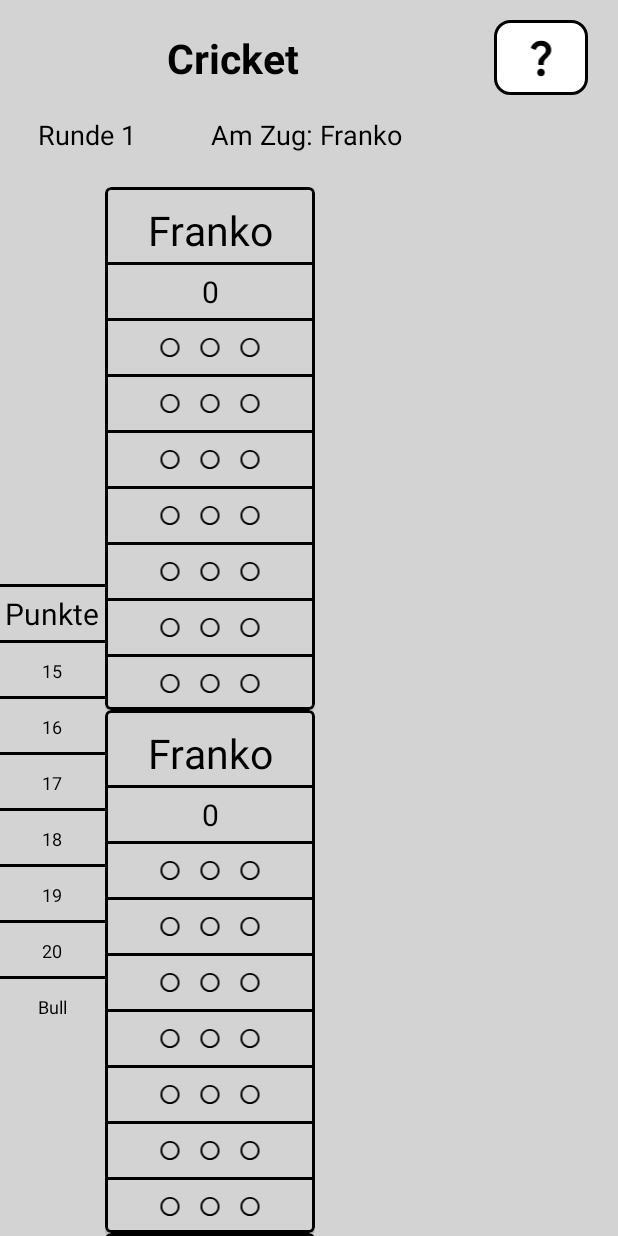
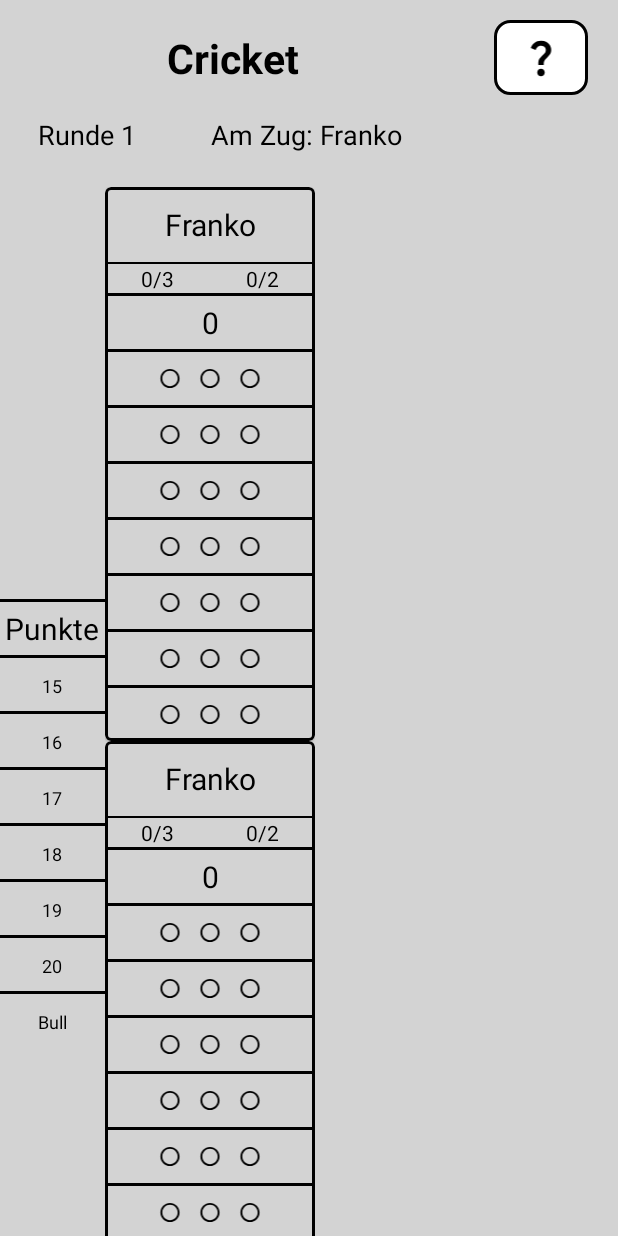
Before and after one commit to Vlntin/Dartoli_Dart, an Android app: the layout activity_cricket.xml on its own in the app's theme, with its tools: preview values and no code run, on a phone screen of 412 x 824 dp. Run offline under Robolectric (Android 15) with nearby library versions, the phone set to English and light mode, and no system bars.

Commit message:
Show actual set and leg information on the ui

```diff
--- a/app/src/main/java/com/example/dartoli/activities/CricketActivity.kt
+++ b/app/src/main/java/com/example/dartoli/activities/CricketActivity.kt
@@ -57,7 +57,7 @@ class CricketActivity : AppCompatActivity() {
         for (counter in 0..player_id_array!!.size - 1){
             for (player in players_dataset){
                 if(player.id == player_id_array[counter]){
-                    playingPlayers.add(CricketPlayer(player.playerName, 0, 0,0,0,0,0,0,0, false, false, false, false, false, false, false, 0, 0))
+                    playingPlayers.add(CricketPlayer(player.playerName, 0, 0,0,0,0,0,0,0, false, false, false, false, false, false, false, 0, legs, 0, sets))
                 }
             }
         }
--- a/app/src/main/java/com/example/dartoli/adapter/PlayerStatusAdapter.kt
+++ b/app/src/main/java/com/example/dartoli/adapter/PlayerStatusAdapter.kt
@@ -144,6 +144,9 @@ class PlayerStatusAdapter(var datalist:ArrayList<CricketPlayer>):RecyclerView.Ad
             if(player.nineteensClosed) binding.nineteenPointsLayout.setBackgroundResource(R.color.red)
             if(player.twentiesClosed) binding.twentyPointsLayout.setBackgroundResource(R.color.red)
             if(player.bullsClosed) binding.bullPointsLayout.setBackgroundResource(R.color.red)
+
+            binding.tvLegs.setText(player.won_legs.toString() + "/" + player.needed_legs)
+            binding.tvSets.setText(player.won_sets.toString() + "/" + player.needed_sets)
         }
     }
 
--- a/app/src/main/java/com/example/dartoli/model/CricketPlayer.kt
+++ b/app/src/main/java/com/example/dartoli/model/CricketPlayer.kt
@@ -18,7 +18,7 @@ data class CricketPlayer(
     var twentiesClosed: Boolean,
     var bullsClosed: Boolean,
     var won_legs : Int,
-    var won_sets: Int
-
-
+    var needed_legs : Int,
+    var won_sets: Int,
+    var needed_sets: Int
 )
--- a/app/src/main/res/layout/activity_cricket.xml
+++ b/app/src/main/res/layout/activity_cricket.xml
@@ -92,7 +92,7 @@
             android:layout_width="70dp"
             xmlns:app="http://schemas.android.com/apk/res-auto"
             android:id="@+id/layout_id"
-            android:layout_marginTop="7dp">
+            android:layout_marginTop="17dp">
 
             <TextView
                 android:id="@+id/tv_playername"
--- a/app/src/main/res/layout/list_item.xml
+++ b/app/src/main/res/layout/list_item.xml
@@ -14,6 +14,11 @@
     xmlns:app="http://schemas.android.com/apk/res-auto"
     android:id="@+id/layout_id">
 
+    <LinearLayout
+        android:id="@+id/layout_playername"
+        android:layout_width="match_parent"
+        android:layout_height="wrap_content"
+        android:orientation="vertical">
         <TextView
             android:id="@+id/tv_playername"
             android:layout_width="match_parent"
@@ -21,16 +26,41 @@
             android:text="Franko"
             android:gravity="center"
             android:textColor="@color/black"
-        android:textSize="@dimen/big_title_size"
-        android:paddingBottom="10dp"
-        android:paddingTop="10dp"
+            android:textSize="20sp"
             app:layout_constraintTop_toTopOf="@+id/layout_id"/>
+        <View
+            android:id="@+id/playername_leg_info_seperator"
+            android:layout_width="match_parent"
+            android:layout_height="1dp"
+            android:background="@color/black"/>
+        <LinearLayout
+            android:layout_width="match_parent"
+            android:layout_height="wrap_content"
+            android:orientation="horizontal">
+            <TextView
+                android:id="@+id/tv_legs"
+            android:layout_width="70dp"
+            android:layout_height="wrap_content"
+                android:layout_gravity="center"
+                android:gravity="center"
+                android:text="0/3"
+                android:textColor="@color/black"/>
+            <TextView
+                android:id="@+id/tv_sets"
+                android:layout_width="70dp"
+                android:layout_height="wrap_content"
+                android:layout_gravity="center"
+                android:gravity="center"
+                android:text="0/2"
+                android:textColor="@color/black"/>
+        </LinearLayout>
+    </LinearLayout>
     <View
         android:id="@+id/name_points_seperator"
         android:layout_width="match_parent"
         android:layout_height="2dp"
         android:background="@color/black"
-        app:layout_constraintTop_toBottomOf="@id/tv_playername"
+        app:layout_constraintTop_toBottomOf="@id/layout_playername"
         app:layout_constraintBottom_toTopOf="@id/points_layout"/>
     <TextView
         android:id="@+id/points_layout"
```
Lines whose indentation alone changed are shown as unchanged.
